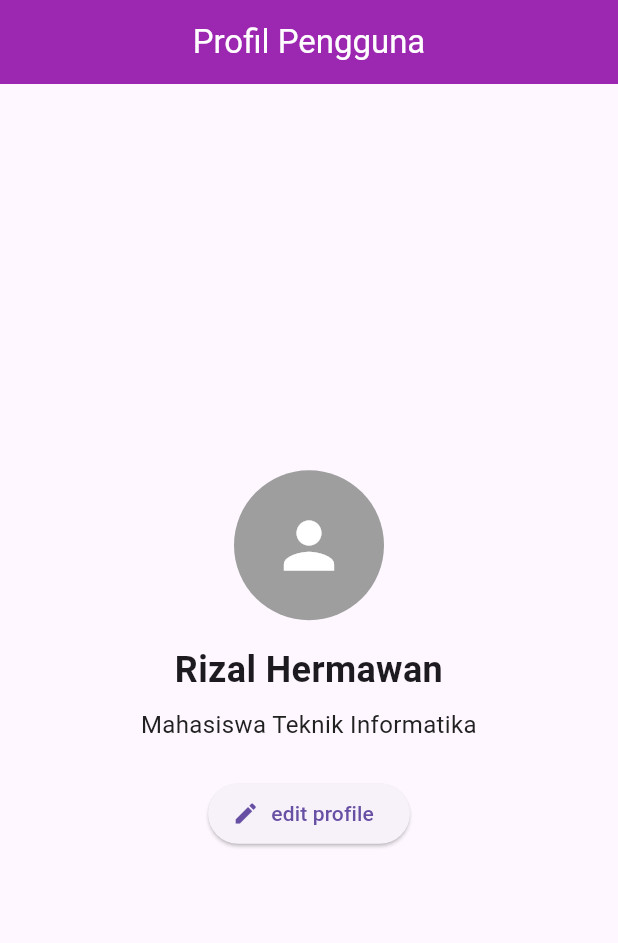
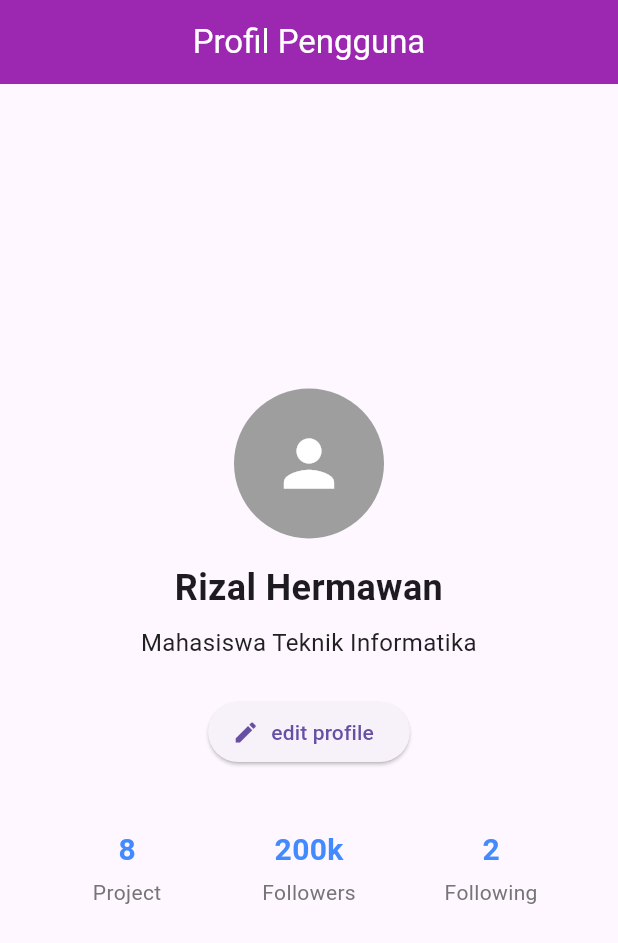
Before and after one commit to RizlH/Meet5-LayoutFlutter, a Flutter app: the screen it shows after launch, on a phone screen of 412 x 824 dp. Shown: the top 943 px of the screen. Run offline on Flutter 3.47's test engine with Material 3 defaults, Android fonts, the phone set to English and light mode, and no system bars.

Commit message:
feat: add profile statistics row

```diff
--- a/flutterlayout5/lib/main.dart
+++ b/flutterlayout5/lib/main.dart
@@ -47,6 +47,87 @@ class ProfilePage extends StatelessWidget {
                 icon: const Icon(Icons.edit),
                 label: const Text("edit profile"),
               ),
+              const SizedBox(height: 24),
+              Container(
+                width: double.infinity,
+                padding: const EdgeInsets.symmetric(
+                  vertical: 16,
+                  horizontal: 8,
+                ),
+                child: Row(
+                  children: [
+                    Expanded(
+                        child: Column(
+                          mainAxisSize: MainAxisSize.min,
+                          children: [
+                            const Text(
+                              "8",
+                              style: TextStyle(
+                                fontSize: 20,
+                                fontWeight: FontWeight.bold,
+                                color: Colors.blueAccent,
+                              ),
+                            ),
+                            const SizedBox(height: 4),
+                            Text(
+                              "Project",
+                              style: TextStyle(
+                                fontSize: 14,
+                                color: Colors.grey[600],
+                              ),
+                            ),
+                          ],
+                        ),
+                      ),
+                    Expanded(
+                        child: Column(
+                          mainAxisSize: MainAxisSize.min,
+                          children: [
+                            const Text(
+                              "200k",
+                              style: TextStyle(
+                                fontSize: 20,
+                                fontWeight: FontWeight.bold,
+                                color: Colors.blueAccent,
+                              ),
+                            ),
+                            const SizedBox(height: 4),
+                            Text(
+                              "Followers",
+                              style: TextStyle(
+                                fontSize: 14,
+                                color: Colors.grey[600],
+                              ),
+                            ),
+                          ],
+                        ),
+                      ),
+                    Expanded(
+                        child: Column(
+                          mainAxisSize: MainAxisSize.min,
+                          children: [
+                            const Text(
+                              "2",
+                              style: TextStyle(
+                                fontSize: 20,
+                                fontWeight: FontWeight.bold,
+                                color: Colors.blueAccent,
+                              ),
+                            ),
+                            const SizedBox(height: 4),
+                            Text(
+                              "Following",
+                              style: TextStyle(
+                                fontSize: 14,
+                                color: Colors.grey[600],
+                              ),
+                            )
+                          ],
+                        ),
+                    ),
+                  ],
+                ),
+              )
             ],
           )
         )
```
